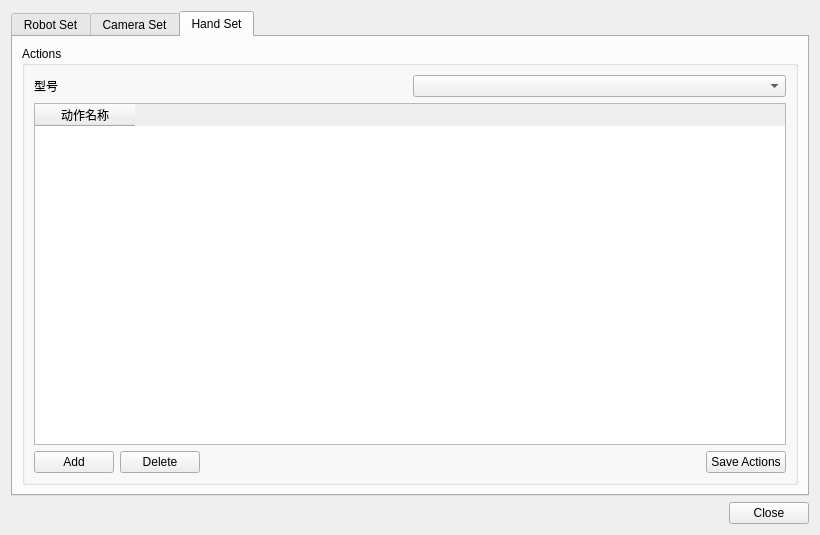
Old version of the form src/ui/settings_window.ui in the repository FAN0909/master-slave-tracking-control.
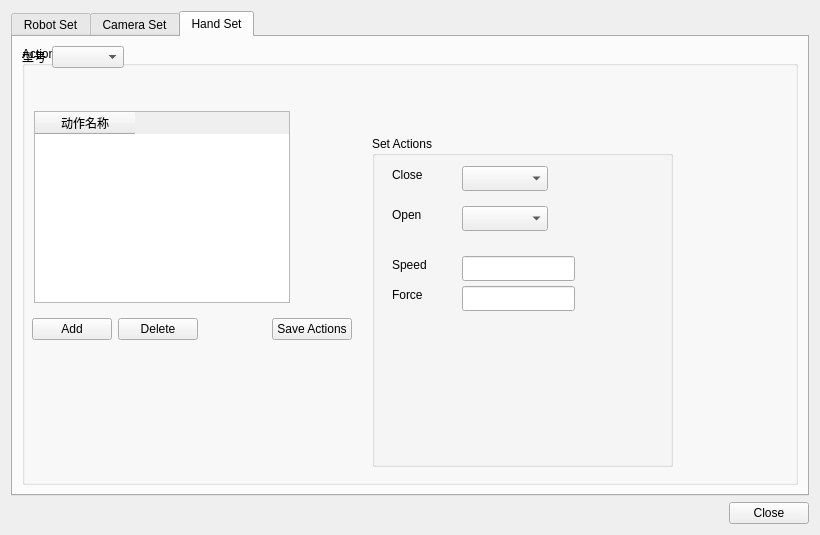
New version of the form.

Diff of the .ui file:
```diff
--- a/src/ui/settings_window.ui
+++ b/src/ui/settings_window.ui
@@ -154,31 +154,149 @@
          <property name="title">
           <string>Actions</string>
          </property>
-         <layout class="QVBoxLayout" name="verticalLayout_hand_actions">
-          <item>
-           <layout class="QHBoxLayout" name="horizontalLayout_hand_model">
-            <item>
-             <widget class="QLabel" name="label_hand_model_settings">
-              <property name="text">
-               <string>型号</string>
-              </property>
-             </widget>
-            </item>
-            <item>
-             <widget class="QComboBox" name="comboBox_hand_model_settings"/>
-            </item>
-           </layout>
-          </item>
-          <item>
            <widget class="QTableWidget" name="tableWidget_hand_actions">
+          <property name="geometry">
+           <rect>
+            <x>12</x>
+            <y>65</y>
+            <width>256</width>
+            <height>192</height>
+           </rect>
+          </property>
             <column>
              <property name="text">
               <string>动作名称</string>
              </property>
             </column>
            </widget>
+         <widget class="QGroupBox" name="groupBox_4">
+          <property name="geometry">
+           <rect>
+            <x>350</x>
+            <y>90</y>
+            <width>301</width>
+            <height>331</height>
+           </rect>
+          </property>
+          <property name="title">
+           <string>Set Actions</string>
+          </property>
+          <widget class="QComboBox" name="comboBox_hand_current_close">
+           <property name="geometry">
+            <rect>
+             <x>90</x>
+             <y>30</y>
+             <width>86</width>
+             <height>25</height>
+            </rect>
+           </property>
+          </widget>
+          <widget class="QLabel" name="label_4">
+           <property name="geometry">
+            <rect>
+             <x>20</x>
+             <y>30</y>
+             <width>67</width>
+             <height>17</height>
+            </rect>
+           </property>
+           <property name="text">
+            <string>Close</string>
+           </property>
+          </widget>
+          <widget class="QComboBox" name="comboBox_hand_current_open">
+           <property name="geometry">
+            <rect>
+             <x>90</x>
+             <y>70</y>
+             <width>86</width>
+             <height>25</height>
+            </rect>
+           </property>
+          </widget>
+          <widget class="QLabel" name="label_5">
+           <property name="geometry">
+            <rect>
+             <x>20</x>
+             <y>70</y>
+             <width>67</width>
+             <height>17</height>
+            </rect>
+           </property>
+           <property name="text">
+            <string>Open</string>
+           </property>
+          </widget>
+          <widget class="QLabel" name="label_6">
+           <property name="geometry">
+            <rect>
+             <x>20</x>
+             <y>120</y>
+             <width>67</width>
+             <height>17</height>
+            </rect>
+           </property>
+           <property name="text">
+            <string>Speed</string>
+           </property>
+          </widget>
+          <widget class="QLabel" name="label_7">
+           <property name="geometry">
+            <rect>
+             <x>20</x>
+             <y>150</y>
+             <width>67</width>
+             <height>17</height>
+            </rect>
+           </property>
+           <property name="text">
+            <string>Force</string>
+           </property>
+          </widget>
+          <widget class="QLineEdit" name="lineEdit_hand_speed">
+           <property name="geometry">
+            <rect>
+             <x>90</x>
+             <y>120</y>
+             <width>113</width>
+             <height>25</height>
+            </rect>
+           </property>
+          </widget>
+          <widget class="QLineEdit" name="lineEdit_hand_force">
+           <property name="geometry">
+            <rect>
+             <x>90</x>
+             <y>150</y>
+             <width>113</width>
+             <height>25</height>
+            </rect>
+           </property>
+          </widget>
+         </widget>
+         <widget class="QWidget" name="">
+          <layout class="QHBoxLayout" name="horizontalLayout_hand_model">
+           <item>
+            <widget class="QLabel" name="label_hand_model_settings">
+             <property name="text">
+              <string>型号</string>
+             </property>
+            </widget>
           </item>
           <item>
+            <widget class="QComboBox" name="comboBox_hand_model_settings"/>
+           </item>
+          </layout>
+         </widget>
+         <widget class="QWidget" name="">
+          <property name="geometry">
+           <rect>
+            <x>10</x>
+            <y>270</y>
+            <width>320</width>
+            <height>27</height>
+           </rect>
+          </property>
            <layout class="QHBoxLayout" name="horizontalLayout_hand_actions">
             <item>
              <widget class="QPushButton" name="pushButton_add_hand_actions">
@@ -215,8 +333,7 @@
              </widget>
             </item>
            </layout>
-          </item>
-         </layout>
+         </widget>
         </widget>
        </item>
       </layout>
```
Lines whose indentation alone changed are shown as unchanged.
